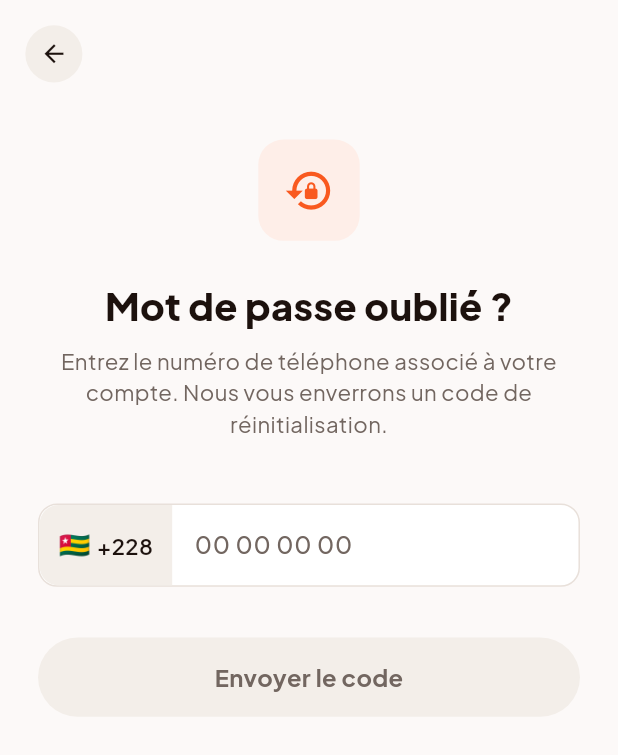
After one commit to medard2004/Togo_market, a Flutter app: the ForgotPasswordPhoneScreen screen opened directly, on a phone screen of 412 x 824 dp. The commit adds this screen. Shown: the top 755 px of the screen. Run offline on Flutter 3.47's test engine with Material 3 defaults, Android fonts, the phone set to English and light mode, and no system bars; drawn by our look-alikes of toastification; our stand-ins replace cached_network_image, dio, firebase_core, flutter_dotenv, flutter_secure_storage, flutter_staggered_animations and 6 more; accounts and stored records are empty; network calls fail.

Commit message:
Mot de passe oublié

```diff
--- a/lib/main.dart
+++ b/lib/main.dart
@@ -1,6 +1,7 @@
 import 'package:firebase_core/firebase_core.dart';
 import 'package:flutter/material.dart';
 import 'package:flutter/services.dart';
+import 'package:flutter_dotenv/flutter_dotenv.dart';
 import 'package:flutter_secure_storage/flutter_secure_storage.dart';
 import 'package:get/get.dart';
 import 'package:toastification/toastification.dart';
@@ -14,6 +15,7 @@ import 'screens/splash/splash_screen.dart';
 import 'screens/onboarding/onboarding_screen.dart';
 import 'screens/auth/auth_screen.dart';
 import 'screens/home/home_screen.dart';
+import 'screens/category/category_screen.dart';
 import 'screens/search/search_screen.dart';
 import 'screens/product/product_detail_screen.dart';
 import 'screens/chat/chat_screen.dart';
@@ -27,6 +29,7 @@ import 'Api/provider/auth_controller.dart';
 
 void main() async {
   WidgetsFlutterBinding.ensureInitialized();
+  await dotenv.load(fileName: '.env');
   await Firebase.initializeApp();
 
   await const FlutterSecureStorage().deleteAll();
@@ -83,6 +86,7 @@ class TogoMarketApp extends StatelessWidget {
           GetPage(name: '/onboarding', page: () => const OnboardingScreen()),
           GetPage(name: '/auth', page: () => const AuthScreen()),
           GetPage(name: '/home', page: () => const HomeScreen()),
+          GetPage(name: '/category', page: () => const CategoryScreen()),
           GetPage(name: '/search', page: () => const SearchScreen()),
           GetPage(
             name: '/product/:id',
--- /dev/null
+++ b/lib/screens/auth/forgot_password_screen.dart
@@ -0,0 +1,240 @@
+import 'package:flutter/material.dart';
+import 'package:get/get.dart';
+import '../../theme/app_theme.dart';
+import '../../utils/responsive.dart';
+import '../../utils/app_toasts.dart';
+import '../../widgets/app_loader.dart';
+import '../../Api/provider/auth_controller.dart';
+import 'reset_password_screen.dart';
+
+class ForgotPasswordPhoneScreen extends StatefulWidget {
+  const ForgotPasswordPhoneScreen({super.key});
+
+  @override
+  State<ForgotPasswordPhoneScreen> createState() => _ForgotPasswordPhoneScreenState();
+}
+
+class _ForgotPasswordPhoneScreenState extends State<ForgotPasswordPhoneScreen> {
+  final _phoneCtrl = TextEditingController();
+  final _authController = Get.find<AuthController>();
+
+  void _onSend() async {
+    final phone = _phoneCtrl.text.trim();
+    if (phone.isEmpty) {
+      AppToasts.error(context, "Erreur", "Veuillez entrer un numéro de téléphone.");
+      return;
+    }
+    if (phone.length != 8) {
+      AppToasts.warning(context, "Format incorrect", "Le numéro doit être composé de exactement 8 chiffres.");
+      return;
+    }
+    final RegExp prefixRegex = RegExp(r'^(9[0-3|6-9]|7[0-1|9])');
+    if (!prefixRegex.hasMatch(phone)) {
+      AppToasts.error(context, "Réseau inconnu", "Le numéro doit commencer par 90-93, 96-99 (Togocel) ou 70-71, 79 (Moov).");
+      return;
+    }
+
+    final phoneToUpdate = phone.startsWith('+228') ? phone : '+228$phone';
+
+    try {
+      await AppLoader.wrap(
+        context,
+        () => _authController.requestPasswordReset(phoneToUpdate),
+        message: 'Envoi du code...',
+      );
+      AppToasts.success(context, "Code envoyé", "Un code de réinitialisation a été envoyé par SMS.");
+      Get.to(() => ResetPasswordScreen(telephone: phoneToUpdate));
+    } catch (e) {
+      String errorMsg = e.toString();
+      if (errorMsg.toLowerCase().contains("exception")) {
+        errorMsg = errorMsg.replaceAll(RegExp(r'^(ValidationException: |Exception: )'), "");
+      }
+      AppToasts.error(context, "Erreur", errorMsg);
+    }
+  }
+
+  @override
+  Widget build(BuildContext context) {
+    final r = R(context);
+    return Scaffold(
+      backgroundColor: AppTheme.background,
+      body: SafeArea(
+        child: Column(
+          crossAxisAlignment: CrossAxisAlignment.start,
+          children: [
+            // Bouton retour
+            Padding(
+              padding: EdgeInsets.all(r.s(16)),
+              child: Row(
+                children: [
+                  GestureDetector(
+                    onTap: () => Get.back(),
+                    child: Container(
+                      width: r.s(36),
+                      height: r.s(36),
+                      decoration: BoxDecoration(
+                        color: AppTheme.muted,
+                        shape: BoxShape.circle,
+                      ),
+                      child: Icon(
+                        Icons.arrow_back,
+                        size: r.s(18),
+                        color: AppTheme.foreground,
+                      ),
+                    ),
+                  ),
+                ],
+              ),
+            ),
+
+            Expanded(
+              child: SingleChildScrollView(
+                padding: EdgeInsets.symmetric(horizontal: r.s(24)),
+                child: Column(
+                  crossAxisAlignment: CrossAxisAlignment.start,
+                  children: [
+                    SizedBox(height: r.s(20)),
+                    Center(
+                      child: Container(
+                        width: r.s(64),
+                        height: r.s(64),
+                        decoration: BoxDecoration(
+                          color: AppTheme.primaryLight,
+                          borderRadius: BorderRadius.circular(r.rad(16)),
+                        ),
+                        child: Icon(
+                          Icons.lock_reset,
+                          size: r.s(32),
+                          color: AppTheme.primary,
+                        ),
+                      ),
+                    ),
+                    SizedBox(height: r.s(24)),
+                    Center(
+                      child: Text(
+                        'Mot de passe oublié ?',
+                        style: TextStyle(
+                          fontSize: r.fs(24),
+                          fontWeight: FontWeight.w800,
+                          color: AppTheme.foreground,
+                        ),
+                      ),
+                    ),
+                    SizedBox(height: r.s(8)),
+                    Center(
+                      child: Text(
+                        'Entrez le numéro de téléphone associé à votre compte. Nous vous enverrons un code de réinitialisation.',
+                        textAlign: TextAlign.center,
+                        style: TextStyle(
+                          fontSize: r.fs(14),
+                          color: AppTheme.mutedForeground,
+                          height: 1.4,
+                        ),
+                      ),
+                    ),
+                    SizedBox(height: r.s(40)),
+                    Container(
+                      decoration: BoxDecoration(
+                        color: AppTheme.cardColor,
+                        borderRadius: BorderRadius.circular(r.rad(12)),
+                        border: Border.all(color: AppTheme.border),
+                      ),
+                      child: Row(
+                        children: [
+                          Container(
+                            padding: EdgeInsets.symmetric(
+                              horizontal: r.s(12),
+                              vertical: r.s(14),
+                            ),
+                            decoration: BoxDecoration(
+                              color: AppTheme.muted,
+                              borderRadius: BorderRadius.only(
+                                topLeft: Radius.circular(r.rad(12)),
+                                bottomLeft: Radius.circular(r.rad(12)),
+                              ),
+                            ),
+                            child: Row(
+                              children: [
+                                Text(
+                                  '🇹🇬',
+                                  style: TextStyle(fontSize: r.fs(16)),
+                                ),
+                                SizedBox(width: r.s(4)),
+                                Text(
+                                  '+228',
+                                  style: TextStyle(
+                                    fontSize: r.fs(14),
+                                    fontWeight: FontWeight.w600,
+                                    color: AppTheme.foreground,
+                                  ),
+                                ),
+                              ],
+                            ),
+                          ),
+                          Expanded(
+                            child: TextField(
+                              controller: _phoneCtrl,
+                              keyboardType: TextInputType.phone,
+                              style: TextStyle(
+                                fontSize: r.fs(15),
+                                fontWeight: FontWeight.w500,
+                              ),
+                              decoration: InputDecoration(
+                                hintText: '00 00 00 00',
+                                hintStyle: TextStyle(
+                                  color: AppTheme.mutedForeground,
+                                  fontSize: r.fs(15),
+                                ),
+                                border: InputBorder.none,
+                                enabledBorder: InputBorder.none,
+                                focusedBorder: InputBorder.none,
+                                fillColor: Colors.transparent,
+                                filled: false,
+                                contentPadding:
+                                    EdgeInsets.symmetric(horizontal: r.s(14)),
+                              ),
+                            ),
+                          ),
+                        ],
+                      ),
+                    ),
+                    SizedBox(height: r.s(32)),
+                    ValueListenableBuilder(
+                      valueListenable: _phoneCtrl,
+                      builder: (_, __, ___) {
+                        final enabled = _phoneCtrl.text.length >= 8;
+                        return GestureDetector(
+                          onTap: enabled ? _onSend : null,
+                          child: Container(
+                            width: double.infinity,
+                            height: r.s(50),
+                            decoration: BoxDecoration(
+                              color: enabled ? AppTheme.primary : AppTheme.muted,
+                              borderRadius: BorderRadius.circular(r.rad(25)),
+                            ),
+                            child: Center(
+                              child: Text(
+                                'Envoyer le code',
+                                style: TextStyle(
+                                  fontSize: r.fs(15),
+                                  fontWeight: FontWeight.w700,
+                                  color: enabled
+                                      ? Colors.white
+                                      : AppTheme.mutedForeground,
+                                ),
+                              ),
+                            ),
+                          ),
+                        );
+                      },
+                    ),
+                  ],
+                ),
+              ),
+            ),
+          ],
+        ),
+      ),
+    );
+  }
+}
--- a/pubspec.yaml
+++ b/pubspec.yaml
@@ -46,6 +46,8 @@ dependencies:
   firebase_auth: ^6.3.0
   confirm_alert: ^0.0.1
   toastification: ^3.0.3
+  flutter_dotenv: ^5.2.1
+  pinput: ^6.0.2
 
 dev_dependencies:
   flutter_test:
@@ -57,4 +59,5 @@ dev_dependencies:
 flutter:
   uses-material-design: true
   assets:
+    - .env
     - assets/images/
```
Also changed, not shown: lib/Api/config/api_constants.dart (+14 -2 lines), lib/Api/provider/auth_controller.dart (+21 -0 lines), lib/Api/services/auth_service.dart (+26 -0 lines), lib/screens/auth/auth_screen.dart (+18 -0 lines), lib/screens/auth/reset_password_screen.dart (added, +367 -0 lines), pubspec.lock, 1 other file.
